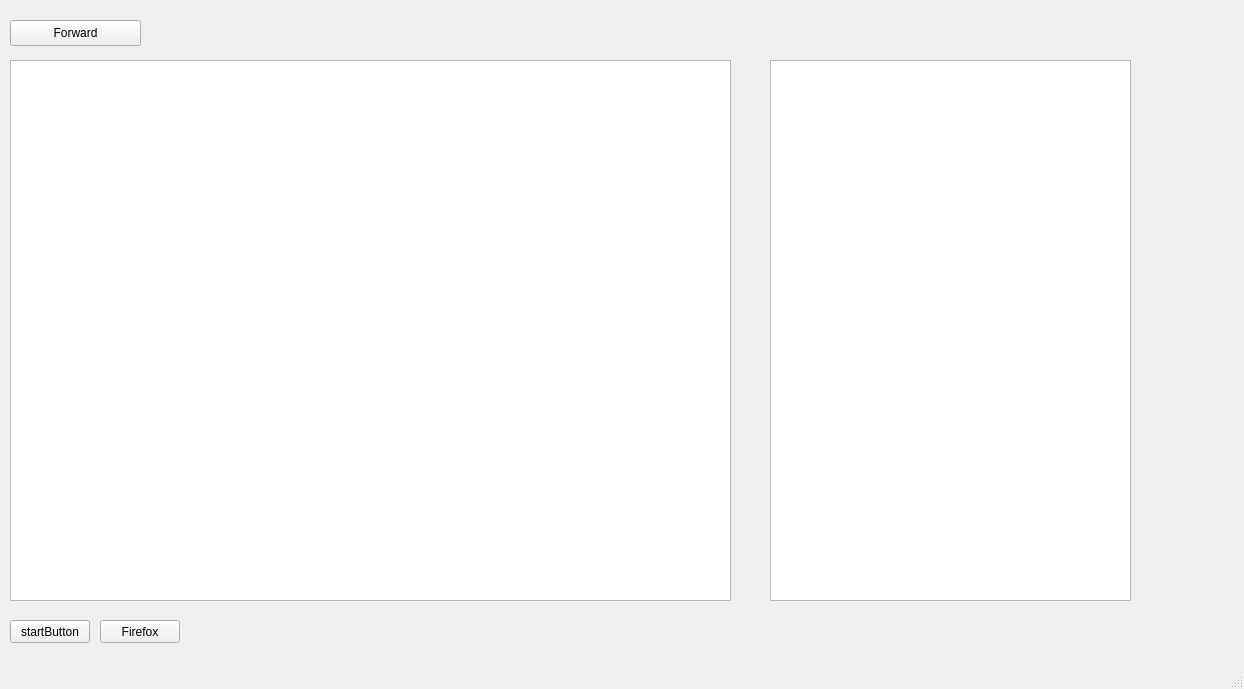
Before: the Qt Designer form proiect1/mainwindow.ui in maraduca/HTTP-proxy, drawn with Qt 5.
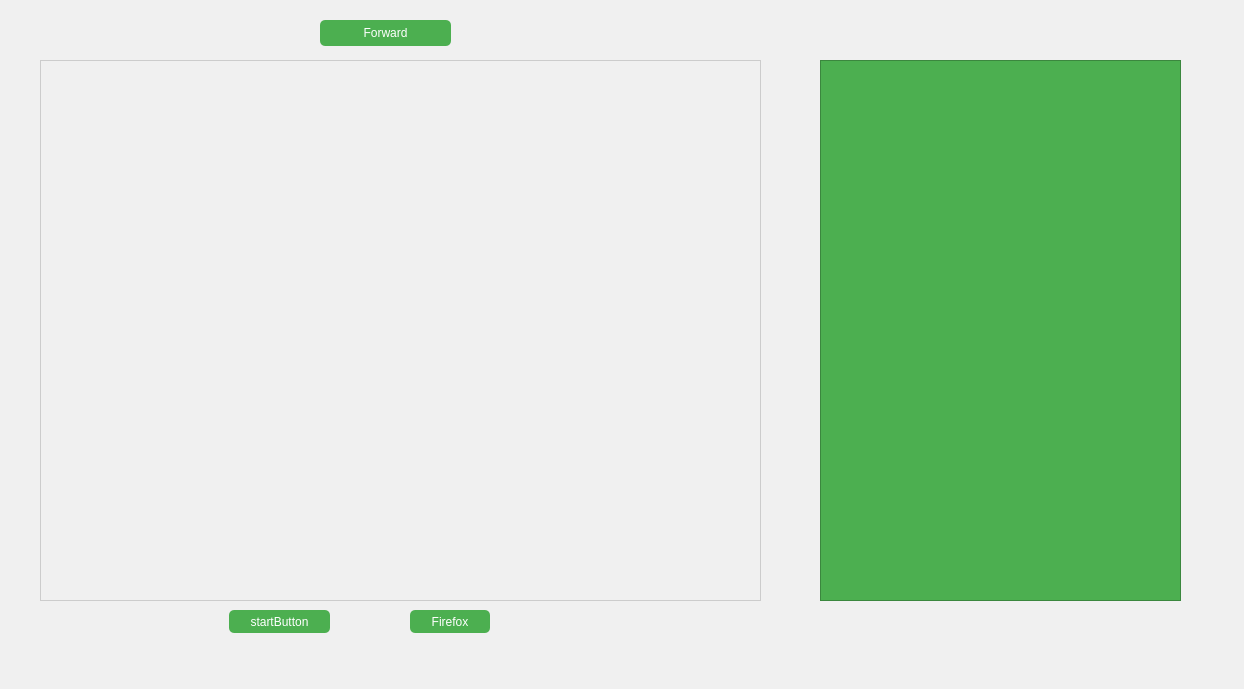
After: the same form once the commit is applied.

Diff of the .ui file:
```diff
--- a/proiect1/mainwindow.ui
+++ b/proiect1/mainwindow.ui
@@ -13,16 +13,23 @@
   <property name="windowTitle">
    <string>MainWindow</string>
   </property>
+  <property name="styleSheet">
+   <string notr="true">background-color: #f0f0f0;
+</string>
+  </property>
   <widget class="QWidget" name="centralwidget">
    <widget class="QPushButton" name="startButton">
     <property name="geometry">
      <rect>
-      <x>10</x>
-      <y>620</y>
-      <width>80</width>
+      <x>229</x>
+      <y>610</y>
+      <width>101</width>
       <height>23</height>
      </rect>
     </property>
+    <property name="styleSheet">
+     <string notr="true"> background-color: #4CAF50; color: white; border-radius: 5px; padding: 5px;</string>
+    </property>
     <property name="text">
      <string>startButton</string>
     </property>
@@ -30,12 +37,15 @@
    <widget class="QPushButton" name="firefoxButton">
     <property name="geometry">
      <rect>
-      <x>100</x>
-      <y>620</y>
+      <x>410</x>
+      <y>610</y>
       <width>80</width>
       <height>23</height>
      </rect>
     </property>
+    <property name="styleSheet">
+     <string notr="true"> background-color: #4CAF50; color: white; border-radius: 5px; padding: 5px;</string>
+    </property>
     <property name="text">
      <string>Firefox</string>
     </property>
@@ -43,12 +53,15 @@
    <widget class="QTableWidget" name="logTableWidget">
     <property name="geometry">
      <rect>
-      <x>10</x>
+      <x>40</x>
       <y>60</y>
       <width>721</width>
       <height>541</height>
      </rect>
     </property>
+    <property name="styleSheet">
+     <string notr="true">border: 1px solid #ccc; gridline-color: #ddd;</string>
+    </property>
    </widget>
    <widget class="QTextEdit" name="detailsTextEdit">
     <property name="enabled">
@@ -56,7 +69,7 @@
     </property>
     <property name="geometry">
      <rect>
-      <x>770</x>
+      <x>820</x>
       <y>60</y>
       <width>361</width>
       <height>541</height>
@@ -65,16 +78,22 @@
     <property name="autoFillBackground">
      <bool>false</bool>
     </property>
+    <property name="styleSheet">
+     <string notr="true">background-color: #4CAF50; color: white;</string>
+    </property>
    </widget>
    <widget class="QPushButton" name="ForwardpushButton">
     <property name="geometry">
      <rect>
-      <x>10</x>
+      <x>320</x>
       <y>20</y>
       <width>131</width>
       <height>26</height>
      </rect>
     </property>
+    <property name="styleSheet">
+     <string notr="true"> background-color: #4CAF50; color: white; border-radius: 5px; padding: 5px;</string>
+    </property>
     <property name="text">
      <string>Forward</string>
     </property>
```
Left out of the diff: 2 changed lines with no effect on the pictures.
